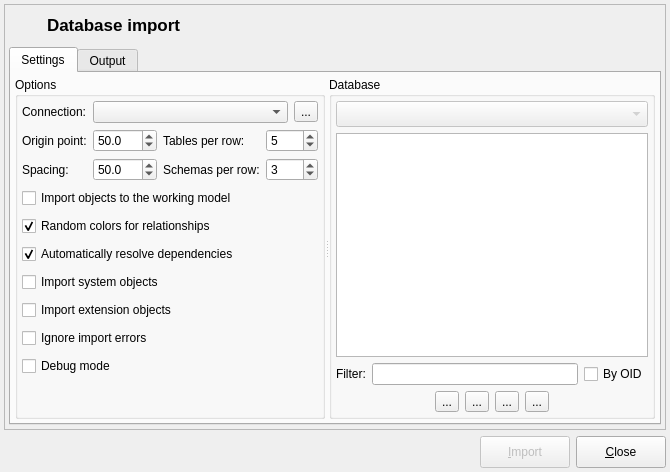
Before: the Qt Designer form libpgmodeler_ui/ui/databaseimportform.ui in pgmodeler/pgmodeler, drawn with Qt 5.
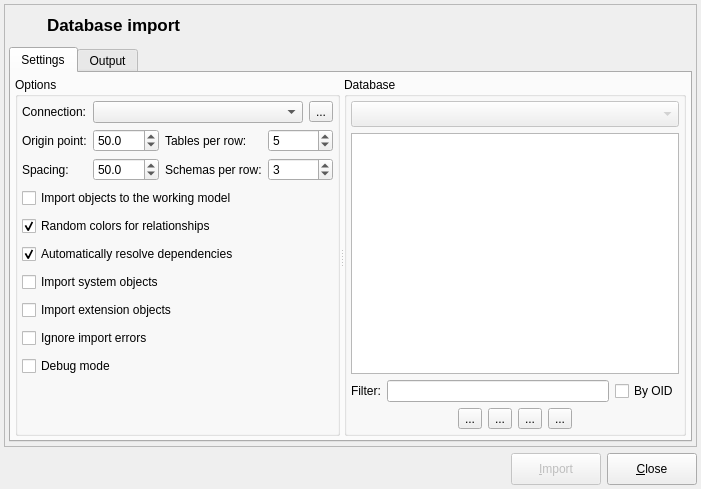
After: the same form once the commit is applied. Icons and pictures are not drawn.

```diff
--- a/libpgmodeler_ui/ui/databaseimportform.ui
+++ b/libpgmodeler_ui/ui/databaseimportform.ui
@@ -9,8 +9,8 @@
    <rect>
     <x>0</x>
     <y>0</y>
-    <width>670</width>
-    <height>472</height>
+    <width>701</width>
+    <height>489</height>
    </rect>
   </property>
   <property name="sizePolicy">
```
Left out of the diff: 2 changed lines with no effect on the pictures.
